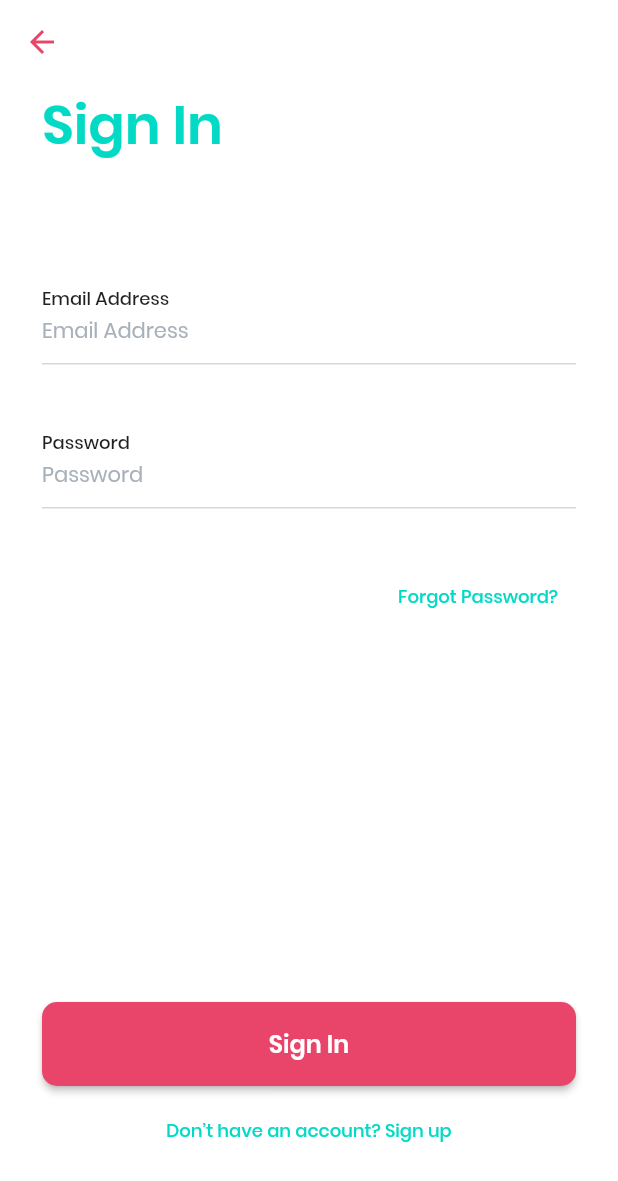
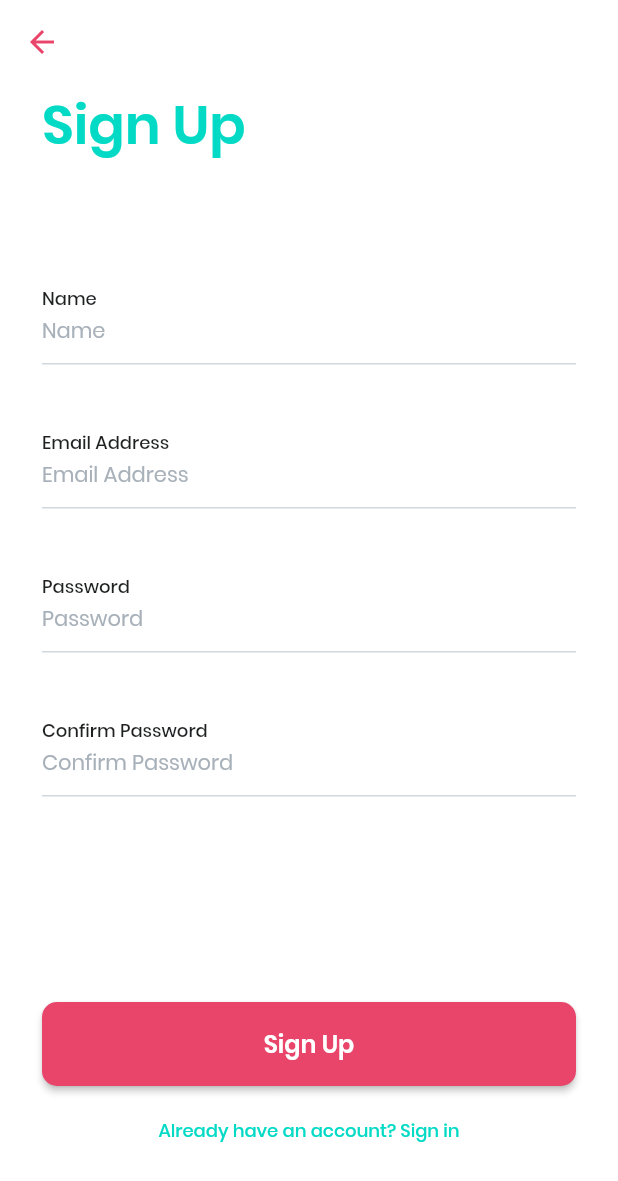
Before and after one commit to urantiatech/chitchat, a Flutter app: the LoginScreen screen opened directly, after a tap on "Don’t have an account? Sign up", on a phone screen of 412 x 824 dp. Shown: the top 1181 px of the screen. Run offline on Flutter 3.47's test engine with Material 2 defaults, Android fonts, the phone set to English and light mode, and no system bars; our stand-ins replace shared_preferences; accounts and stored records are empty.

Commit message:
registration screen completed

```diff
--- a/lib/screens/auth_screens/login_screen.dart
+++ b/lib/screens/auth_screens/login_screen.dart
@@ -1,3 +1,4 @@
+import 'package:chitchat/screens/auth_screens/registration_screen.dart';
 import 'package:chitchat/widgets/custom_text_button.dart';
 import 'package:chitchat/widgets/custom_textfield.dart';
 import 'package:chitchat/widgets/primary_button.dart';
@@ -5,9 +6,9 @@ import 'package:flutter/material.dart';
 import 'package:flutter/painting.dart';
 import 'package:flutter/widgets.dart';
 
-double statusBarHeight;
-double appBarPreferredHeight;
-double fullHeight;
+// double statusBarHeight;
+// double appBarPreferredHeight;
+// double fullHeight;
 
 class LoginScreen extends StatefulWidget {
   @override
@@ -17,9 +18,9 @@ class LoginScreen extends StatefulWidget {
 class _LoginScreenState extends State<LoginScreen> {
   @override
   Widget build(BuildContext context) {
-    statusBarHeight = MediaQuery.of(context).padding.top;
-    appBarPreferredHeight = AppBar().preferredSize.height;
-    fullHeight = MediaQuery.of(context).size.height;
+    // statusBarHeight = MediaQuery.of(context).padding.top;
+    // appBarPreferredHeight = AppBar().preferredSize.height;
+    // fullHeight = MediaQuery.of(context).size.height;
 
     return Scaffold(
       resizeToAvoidBottomInset: false,
@@ -44,6 +45,7 @@ class _LoginScreenState extends State<LoginScreen> {
               onChanged: (String keyword) {
                 print(keyword);
               },
+              // autoFocus: true,
             ),
             SizedBox(height: 35),
             CustomTextField(
@@ -53,7 +55,7 @@ class _LoginScreenState extends State<LoginScreen> {
                 print(keyword);
               },
             ),
-            SizedBox(height: 35),
+            SizedBox(height: 6),
             Row(
               mainAxisAlignment: MainAxisAlignment.end,
               children: [
@@ -106,7 +108,14 @@ class _LoginScreenState extends State<LoginScreen> {
             Center(
               child: CustomTextButton(
                 title: 'Don’t have an account? Sign up',
-                onPressed: () {},
+                onPressed: () {
+                  Navigator.pushReplacement(
+                    context,
+                    MaterialPageRoute(
+                      builder: (context) => RegistrationScreen(),
+                    ),
+                  );
+                },
               ),
             ),
             SizedBox(height: 46),
--- /dev/null
+++ b/lib/screens/auth_screens/registration_screen.dart
@@ -0,0 +1,89 @@
+import 'package:chitchat/screens/auth_screens/login_screen.dart';
+import 'package:chitchat/widgets/custom_text_button.dart';
+import 'package:chitchat/widgets/custom_textfield.dart';
+import 'package:chitchat/widgets/primary_button.dart';
+import 'package:flutter/material.dart';
+
+class RegistrationScreen extends StatefulWidget {
+  @override
+  _RegistrationScreenState createState() => _RegistrationScreenState();
+}
+
+class _RegistrationScreenState extends State<RegistrationScreen> {
+  @override
+  Widget build(BuildContext context) {
+    return Scaffold(
+      resizeToAvoidBottomInset: false,
+      appBar: AppBar(),
+      body: Padding(
+        padding: const EdgeInsets.symmetric(horizontal: 28),
+        child: Column(
+          mainAxisSize: MainAxisSize.min,
+          crossAxisAlignment: CrossAxisAlignment.start,
+          children: [
+            Text(
+              'Sign Up',
+              style: TextStyle(
+                color: Theme.of(context).accentColor,
+                fontSize: 36,
+                fontWeight: FontWeight.w600,
+              ),
+            ),
+            SizedBox(height: 72),
+            CustomTextField(
+              labelText: 'Name',
+              onChanged: (String keyword) {
+                print(keyword);
+              },
+              // autoFocus: true,
+            ),
+            SizedBox(height: 35),
+            CustomTextField(
+              labelText: 'Email Address',
+              onChanged: (String keyword) {
+                print(keyword);
+              },
+            ),
+            SizedBox(height: 35),
+            CustomTextField(
+              labelText: 'Password',
+              obscureText: true,
+              onChanged: (String keyword) {
+                print(keyword);
+              },
+            ),
+            SizedBox(height: 35),
+            CustomTextField(
+              labelText: 'Confirm Password',
+              obscureText: true,
+              onChanged: (String keyword) {
+                print(keyword);
+              },
+            ),
+            SizedBox(height: 35),
+            Spacer(),
+            PrimaryButton(
+              title: 'Sign Up',
+              onPressed: () {},
+            ),
+            SizedBox(height: 6),
+            Center(
+              child: CustomTextButton(
+                title: 'Already have an account? Sign in',
+                onPressed: () {
+                  Navigator.pushReplacement(
+                    context,
+                    MaterialPageRoute(
+                      builder: (context) => LoginScreen(),
+                    ),
+                  );
+                },
+              ),
+            ),
+            SizedBox(height: 46),
+          ],
+        ),
+      ),
+    );
+  }
+}
--- a/lib/widgets/custom_textfield.dart
+++ b/lib/widgets/custom_textfield.dart
@@ -4,11 +4,14 @@ class CustomTextField extends StatelessWidget {
   final String labelText;
   final Function onChanged;
   final bool obscureText;
+  final bool autoFocus;
 
-  const CustomTextField(
-      {@required this.labelText,
-      @required this.onChanged,
-      this.obscureText = false});
+  const CustomTextField({
+    @required this.labelText,
+    @required this.onChanged,
+    this.obscureText = false,
+    this.autoFocus = false,
+  });
 
   @override
   Widget build(BuildContext context) {
@@ -22,6 +25,7 @@ class CustomTextField extends StatelessWidget {
         fontSize: 14,
         fontWeight: FontWeight.w600,
       ),
+      autofocus: autoFocus,
       obscureText: obscureText,
       cursorColor: Theme.of(context).accentColor,
       onChanged: onChanged,
```
